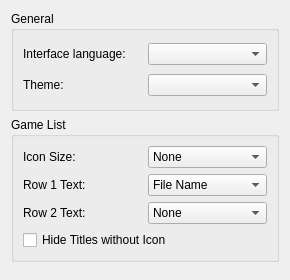
Before: the Qt Designer form src/citra_qt/configuration/configure_ui.ui in PabloMK7/citra, drawn with Qt 5.
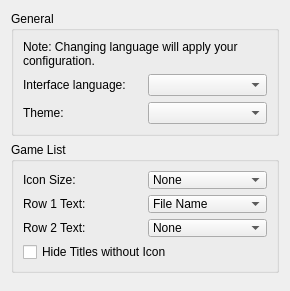
After: the same form once the commit is applied.

Commit message: citra_qt/configuration: fix language configuration issues

```diff
--- a/src/citra_qt/configuration/configure_ui.ui
+++ b/src/citra_qt/configuration/configure_ui.ui
@@ -22,6 +22,16 @@
      <layout class="QHBoxLayout" name="horizontalLayout">
       <item>
        <layout class="QVBoxLayout" name="verticalLayout_2">
+        <item>
+         <widget class="QLabel" name="label_change_language_info">
+          <property name="text">
+           <string>Note: Changing language will apply your configuration.</string>
+          </property>
+          <property name="wordWrap">
+           <bool>true</bool>
+          </property>
+         </widget>
+        </item>
         <item>
          <layout class="QHBoxLayout" name="horizontalLayout_2">
           <item>
```
The commit also changes 11 other files.
